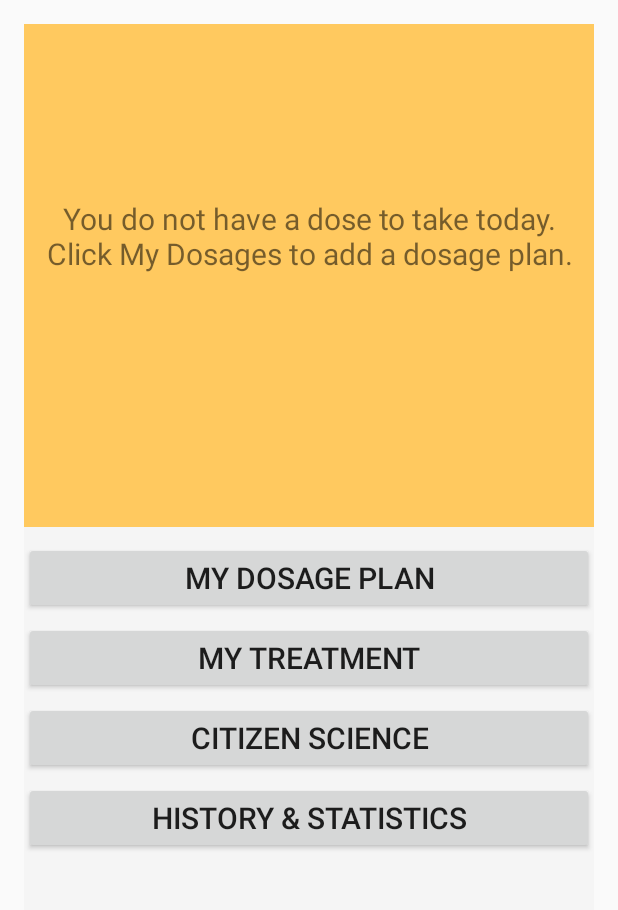
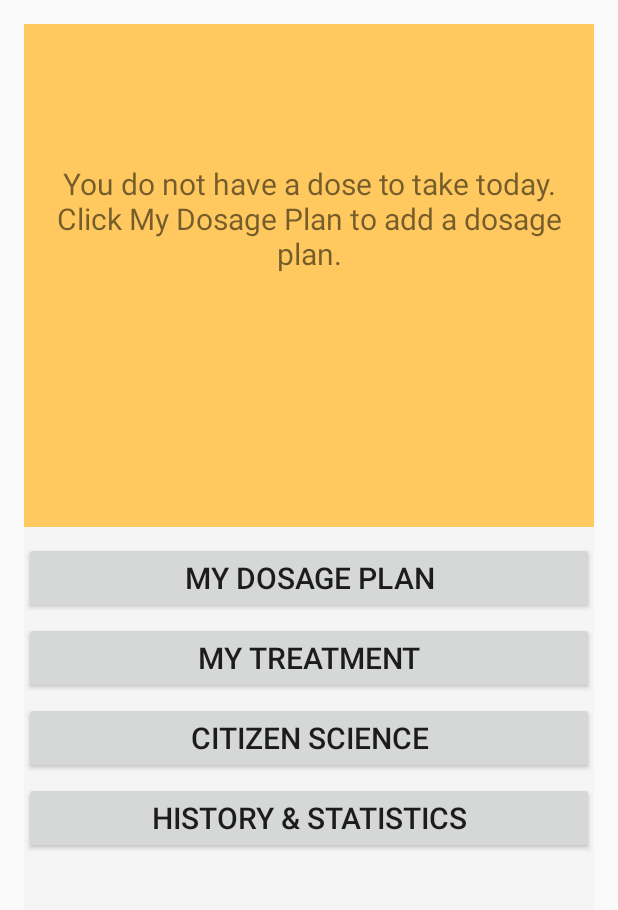
Before and after one commit to AndresMartinMaq/ThirdYPSinthrome, an Android app: the MainActivityFragment screen opened directly, with no data from a screen before it, on a phone screen of 412 x 824 dp, the part 84-994 px from its top. Run offline under Robolectric (Android 15) with nearby library versions, the light colour scheme and no system bars.

```diff
--- a/app/src/main/java/com/example/andres/thirdypsinthrome/DosageActivity.java
+++ b/app/src/main/java/com/example/andres/thirdypsinthrome/DosageActivity.java
@@ -65,6 +65,7 @@ public class DosageActivity extends AppCompatActivity implements DatePickerDialo
     @Override
     public boolean onCreateOptionsMenu(Menu menu) {
         // Inflate the menu; this adds items to the action bar if it is present.
+        if (getSupportFragmentManager().findFragmentById(R.id.dose_fragment_holder).getId() == R.id.fragment_enter_dose){}//TODO!!
         getMenuInflater().inflate(R.menu.menu_dosages, menu);
         return true;
     }
--- a/app/src/main/java/com/example/andres/thirdypsinthrome/SettingsActivity.java
+++ b/app/src/main/java/com/example/andres/thirdypsinthrome/SettingsActivity.java
@@ -120,7 +120,8 @@ public class SettingsActivity extends PreferenceActivity
             preference.setSummary(name);
         }else
         if (preference.getKey().equals(getString(R.string.pref_alarm_enabled_key))) {
-            if (stringValue.equals("false")) {
+            boolean firstTimeOpened = PreferenceManager.getDefaultSharedPreferences(this).getBoolean("first_time_opened", true);
+            if (stringValue.equals("false") && !firstTimeOpened) {
                 //If trying to disable alarms, show a dialog to inform that already set alarms will need to be deleted manually.
                 new AlertDialog.Builder(this).setTitle(getString(R.string.notice))
                         .setMessage(getString(R.string.dg_past_alarms_not_deleted))
--- a/app/src/main/res/values/strings.xml
+++ b/app/src/main/res/values/strings.xml
@@ -84,7 +84,7 @@
 
     <!-- DosageActivity Activity-->
     <string name="title_activity_dosages">My Dosage Plan</string>
-    <string name="msg_main_nodosage">You do not have a dose to take today. Click My Dosages to add a dosage plan.</string>
+    <string name="msg_main_nodosage">You do not have a dose to take today. Click My Dosage Plan to add a dosage plan.</string>
     <string name="dosages_str">The current dosage ends on</string>
     <string name="dosages_end_date">31st of February</string>
     <string name="dosages_str_new">A new INR value or manually input dosage will be required.</string>
```
Also changed, not shown: app/src/main/java/com/example/andres/thirdypsinthrome/persistence/DBHelper.java (+11 -1 lines).
